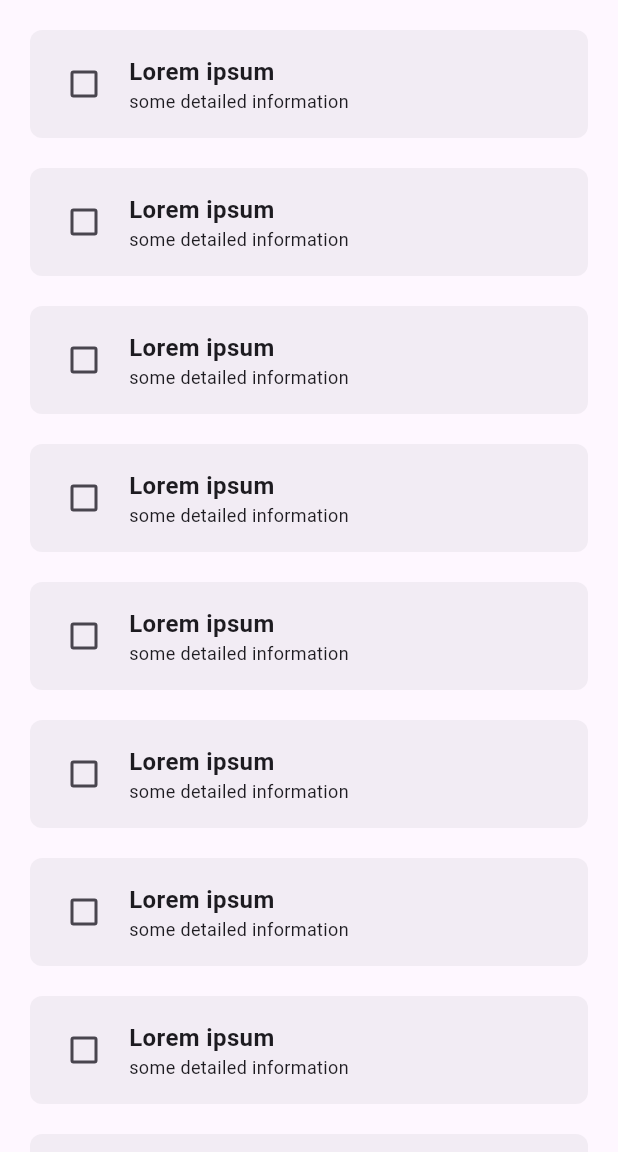
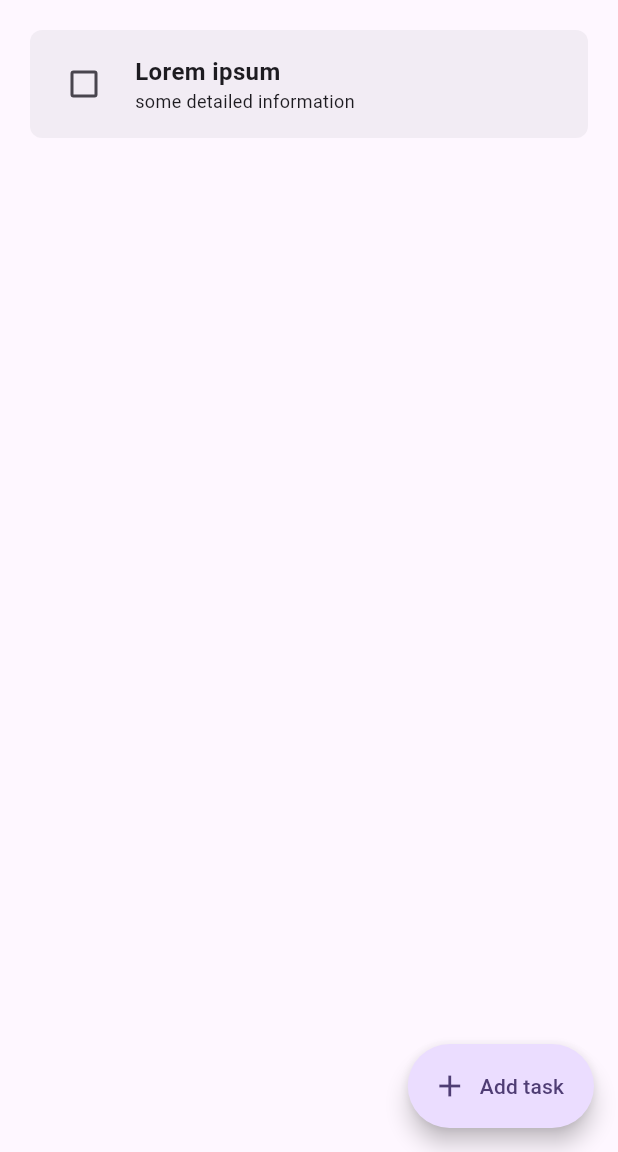
Before and after one commit to cylixlee/todo, a Flutter app: the screen it shows after launch, on a phone screen of 412 x 824 dp, the part 84-1236 px from its top. Run offline on Flutter 3.47's test engine with Material 3 defaults, Android fonts, the phone set to English and light mode, and no system bars.

Commit message:
Fixed text overflow issue, add a floatingActionButton.

```diff
--- a/lib/components/todo_list.dart
+++ b/lib/components/todo_list.dart
@@ -5,41 +5,42 @@ typedef TodoItem = (String, String);
 
 class TodoList extends StatelessWidget {
   final List<TodoItem> items;
-  final double paddingAround;
-  final double paddingBetween;
+  final double padding;
+  final double spacing;
   final double tileBorderRadius;
   final double tilePadding;
+  final double tileCheckboxSpacing;
 
   const TodoList({
     super.key,
     required this.items,
-    this.paddingAround = 20.0,
-    this.paddingBetween = 20.0,
+    this.padding = 20.0,
+    this.spacing = 20.0,
     this.tileBorderRadius = 8.0,
     this.tilePadding = 12.0,
+    this.tileCheckboxSpacing = 10.0,
   });
 
   @override
   Widget build(BuildContext context) {
     return ListView.builder(
-      padding: EdgeInsets.all(paddingAround),
+      padding: EdgeInsets.all(padding),
       itemCount: items.length,
       itemBuilder: (context, index) {
-        if (index == 0) {
-          return TodoTile(
-            title: items[index].$1,
-            description: items[index].$2,
-          );
-        }
-        return Padding(
-          padding: EdgeInsets.only(top: paddingBetween),
-          child: TodoTile(
-            title: items[index].$1,
-            description: items[index].$2,
-            borderRadius: tileBorderRadius,
-            padding: tilePadding,
-          ),
+        final tile = TodoTile(
+          title: items[index].$1,
+          description: items[index].$2,
+          borderRadius: tileBorderRadius,
+          padding: tilePadding,
+          checkboxSpacing: tileCheckboxSpacing,
         );
+
+        return index == 0
+            ? tile
+            : Padding(
+                padding: EdgeInsets.only(top: spacing),
+                child: tile,
+              );
       },
     );
   }
--- a/lib/components/todo_tile.dart
+++ b/lib/components/todo_tile.dart
@@ -5,16 +5,27 @@ class TodoTile extends StatefulWidget {
     fontWeight: FontWeight.bold,
     fontSize: 16.0,
   );
+  static const TextStyle titleDoneStyle = TextStyle(
+    fontWeight: FontWeight.bold,
+    fontSize: 16.0,
+    decoration: TextDecoration.lineThrough,
+  );
   static const TextStyle descriptionStyle = TextStyle(
     fontWeight: FontWeight.normal,
     fontSize: 12.0,
   );
+  static const TextStyle descriptionDoneStyle = TextStyle(
+    fontWeight: FontWeight.normal,
+    fontSize: 12.0,
+    decoration: TextDecoration.lineThrough,
+  );
+
+  final double borderRadius;
+  final double padding;
+  final double checkboxSpacing;
 
   final String title;
   final String description;
-
-  final double borderRadius;
-  final double padding;
 
   const TodoTile({
     super.key,
@@ -22,6 +33,7 @@ class TodoTile extends StatefulWidget {
     required this.description,
     this.borderRadius = 8.0,
     this.padding = 12.0,
+    this.checkboxSpacing = 10.0,
   });
 
   @override
@@ -29,11 +41,11 @@ class TodoTile extends StatefulWidget {
 }
 
 class _TodoTileState extends State<TodoTile> {
-  bool completed = false;
+  bool done = false;
 
   void onCheckboxChanged(bool? value) {
     setState(() {
-      completed = !completed;
+      done = !done;
     });
   }
 
@@ -48,18 +60,28 @@ class _TodoTileState extends State<TodoTile> {
       child: Row(
         children: [
           Padding(
-            padding: EdgeInsets.only(right: widget.padding / 2),
+            padding: EdgeInsets.only(right: widget.checkboxSpacing),
             child: Checkbox(
-              value: completed,
+              value: done,
               onChanged: onCheckboxChanged,
             ),
           ),
-          Column(
-            crossAxisAlignment: CrossAxisAlignment.start,
-            children: [
-              Text(widget.title, style: TodoTile.titleStyle),
-              Text(widget.description, style: TodoTile.descriptionStyle),
-            ],
+          Expanded(
+            child: Column(
+              crossAxisAlignment: CrossAxisAlignment.start,
+              children: [
+                Text(
+                  widget.title,
+                  style: done ? TodoTile.titleDoneStyle : TodoTile.titleStyle,
+                ),
+                Text(
+                  widget.description,
+                  style: done
+                      ? TodoTile.descriptionDoneStyle
+                      : TodoTile.descriptionStyle,
+                ),
+              ],
+            ),
           )
         ],
       ),
--- a/lib/pages/home_page.dart
+++ b/lib/pages/home_page.dart
@@ -4,29 +4,11 @@ import 'package:todo/components/todo_list.dart';
 class HomePage extends StatelessWidget {
   final items = const <TodoItem>[
     ("Lorem ipsum", "some detailed information"),
-    ("Lorem ipsum", "some detailed information"),
-    ("Lorem ipsum", "some detailed information"),
-    ("Lorem ipsum", "some detailed information"),
-    ("Lorem ipsum", "some detailed information"),
-    ("Lorem ipsum", "some detailed information"),
-    ("Lorem ipsum", "some detailed information"),
-    ("Lorem ipsum", "some detailed information"),
-    ("Lorem ipsum", "some detailed information"),
-    ("Lorem ipsum", "some detailed information"),
-    ("Lorem ipsum", "some detailed information"),
-    ("Lorem ipsum", "some detailed information"),
-    ("Lorem ipsum", "some detailed information"),
-    ("Lorem ipsum", "some detailed information"),
-    ("Lorem ipsum", "some detailed information"),
-    ("Lorem ipsum", "some detailed information"),
-    ("Lorem ipsum", "some detailed information"),
-    ("Lorem ipsum", "some detailed information"),
-    ("Lorem ipsum", "some detailed information"),
-    ("Lorem ipsum", "some detailed information"),
-    ("Lorem ipsum", "some detailed information"),
   ];
 
   const HomePage({super.key});
+
+  void createTask() {}
 
   @override
   Widget build(BuildContext context) {
@@ -36,6 +18,12 @@ class HomePage extends StatelessWidget {
         title: const Text("To Do"),
         centerTitle: true,
       ),
+      floatingActionButton: FloatingActionButton.extended(
+        onPressed: createTask,
+        icon: const Icon(Icons.add),
+        label: const Text("Add task"),
+        shape: const StadiumBorder(),
+      ),
       body: TodoList(items: items),
     );
   }
```
